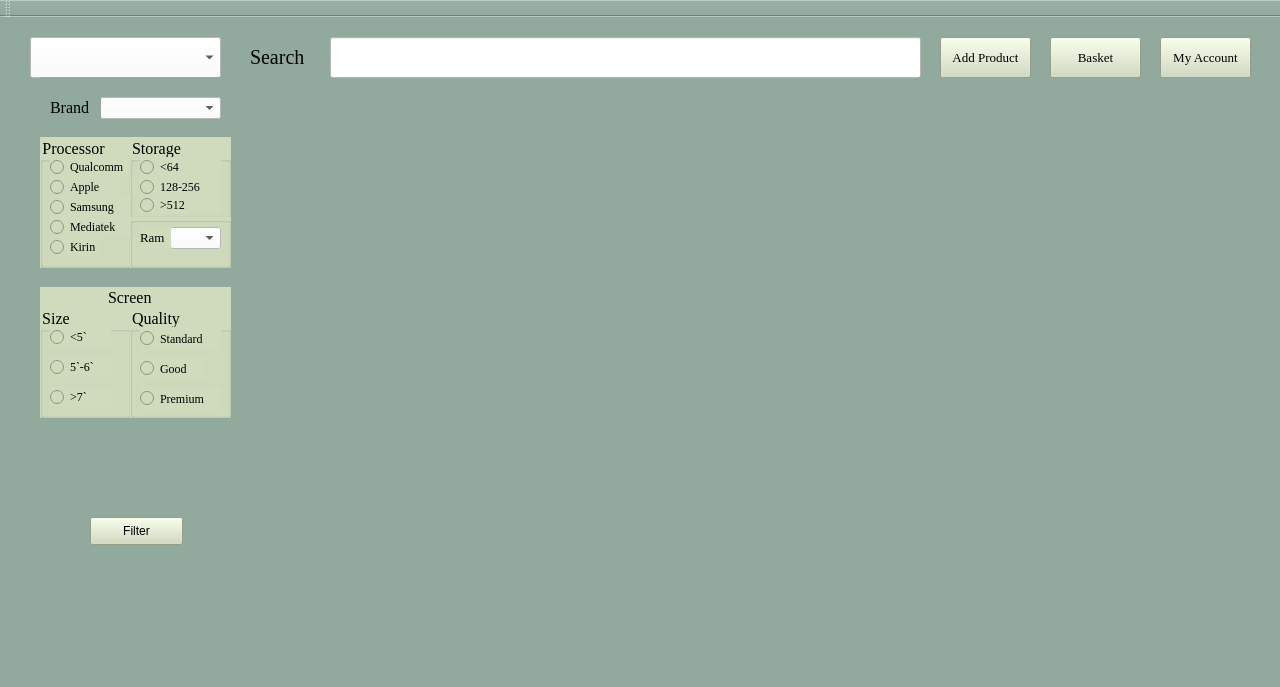
dinuScripnic/AllBuy, file untitled.ui: the form before one commit.
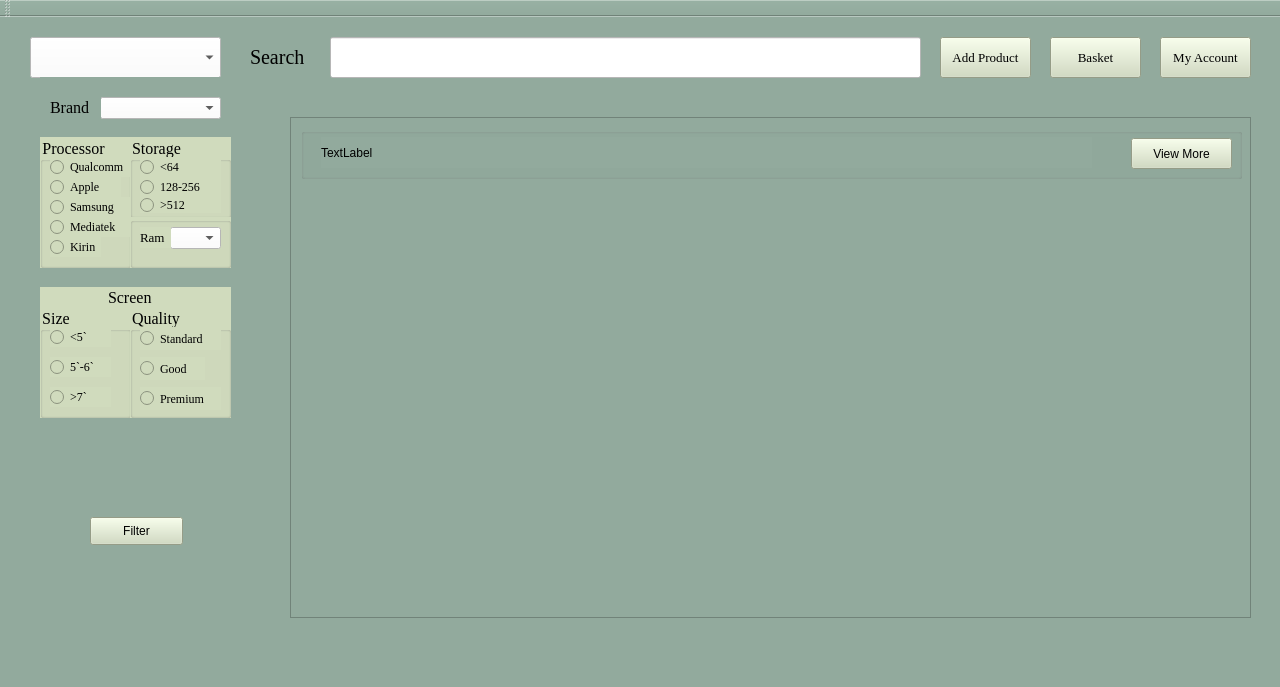
The form after the commit.

Commit message: Display all products

```diff
--- a/untitled.ui
+++ b/untitled.ui
@@ -1113,6 +1113,71 @@
      </widget>
     </widget>
    </widget>
+   <widget class="QScrollArea" name="products_area">
+    <property name="geometry">
+     <rect>
+      <x>290</x>
+      <y>100</y>
+      <width>961</width>
+      <height>501</height>
+     </rect>
+    </property>
+    <property name="widgetResizable">
+     <bool>true</bool>
+    </property>
+    <widget class="QWidget" name="scrollAreaWidgetContents">
+     <property name="geometry">
+      <rect>
+       <x>0</x>
+       <y>0</y>
+       <width>959</width>
+       <height>499</height>
+      </rect>
+     </property>
+     <widget class="QGroupBox" name="product1">
+      <property name="geometry">
+       <rect>
+        <x>10</x>
+        <y>10</y>
+        <width>941</width>
+        <height>51</height>
+       </rect>
+      </property>
+      <property name="title">
+       <string/>
+      </property>
+      <widget class="QLabel" name="product_label_1">
+       <property name="geometry">
+        <rect>
+         <x>20</x>
+         <y>9</y>
+         <width>771</width>
+         <height>31</height>
+        </rect>
+       </property>
+       <property name="text">
+        <string>TextLabel</string>
+       </property>
+      </widget>
+      <widget class="QPushButton" name="view_more">
+       <property name="geometry">
+        <rect>
+         <x>830</x>
+         <y>10</y>
+         <width>101</width>
+         <height>31</height>
+        </rect>
+       </property>
+       <property name="styleSheet">
+        <string notr="true">background-color: rgb(208, 219, 189);</string>
+       </property>
+       <property name="text">
+        <string>View More</string>
+       </property>
+      </widget>
+     </widget>
+    </widget>
+   </widget>
   </widget>
   <widget class="QMenuBar" name="menubar">
    <property name="geometry">
```
The commit also changes 8 other files.
